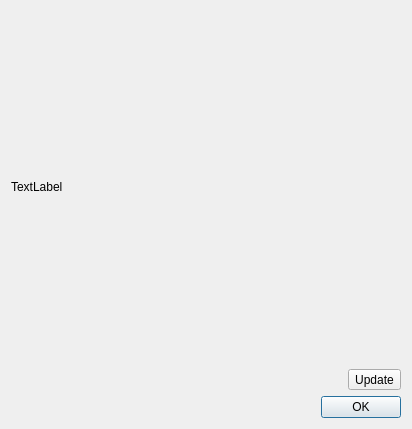
Above: Polyhedron/demo/Polyhedron/Polyhedron_demo_statistics_on_polyhedron_dialog.ui from CGAL/cgal before the change. Below: the same form after it.
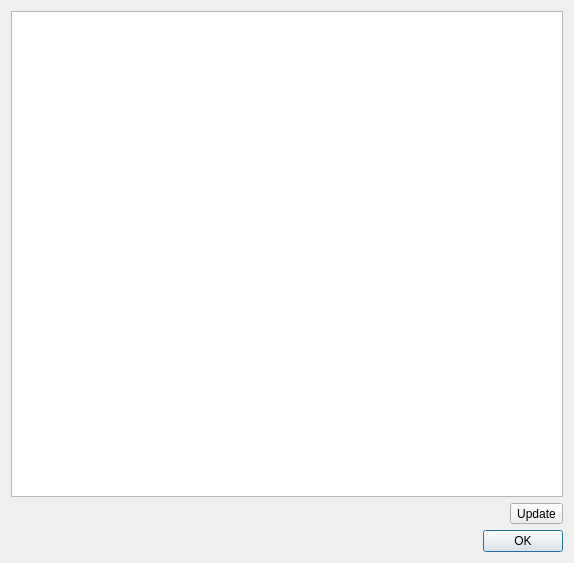
That is the form after the change.

```diff
--- a/Polyhedron/demo/Polyhedron/Polyhedron_demo_statistics_on_polyhedron_dialog.ui
+++ b/Polyhedron/demo/Polyhedron/Polyhedron_demo_statistics_on_polyhedron_dialog.ui
@@ -9,10 +9,16 @@
    <rect>
     <x>0</x>
     <y>0</y>
-    <width>412</width>
-    <height>429</height>
+    <width>574</width>
+    <height>563</height>
    </rect>
   </property>
+  <property name="sizePolicy">
+   <sizepolicy hsizetype="Preferred" vsizetype="Preferred">
+    <horstretch>0</horstretch>
+    <verstretch>0</verstretch>
+   </sizepolicy>
+  </property>
   <property name="windowTitle">
    <string>Statistics on Polyhedron</string>
   </property>
@@ -30,9 +36,21 @@
    <item row="0" column="0">
     <layout class="QVBoxLayout" name="verticalLayout">
      <item>
-      <widget class="QLabel" name="label_htmltab">
-       <property name="text">
-        <string>TextLabel</string>
+      <widget class="QTextEdit" name="label_htmltab">
+       <property name="sizePolicy">
+        <sizepolicy hsizetype="Preferred" vsizetype="Preferred">
+         <horstretch>0</horstretch>
+         <verstretch>0</verstretch>
+        </sizepolicy>
+       </property>
+       <property name="undoRedoEnabled">
+        <bool>false</bool>
+       </property>
+       <property name="lineWrapMode">
+        <enum>QTextEdit::NoWrap</enum>
+       </property>
+       <property name="readOnly">
+        <bool>true</bool>
        </property>
       </widget>
      </item>
```
Left out of the diff: 14 changed lines with no effect on the pictures.
